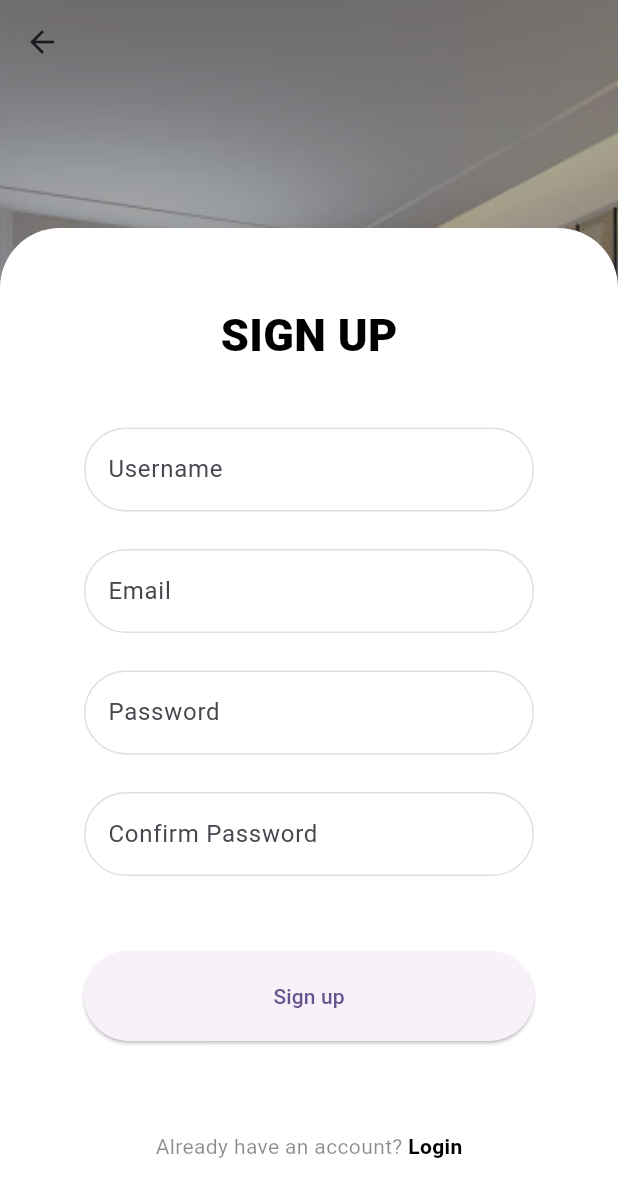
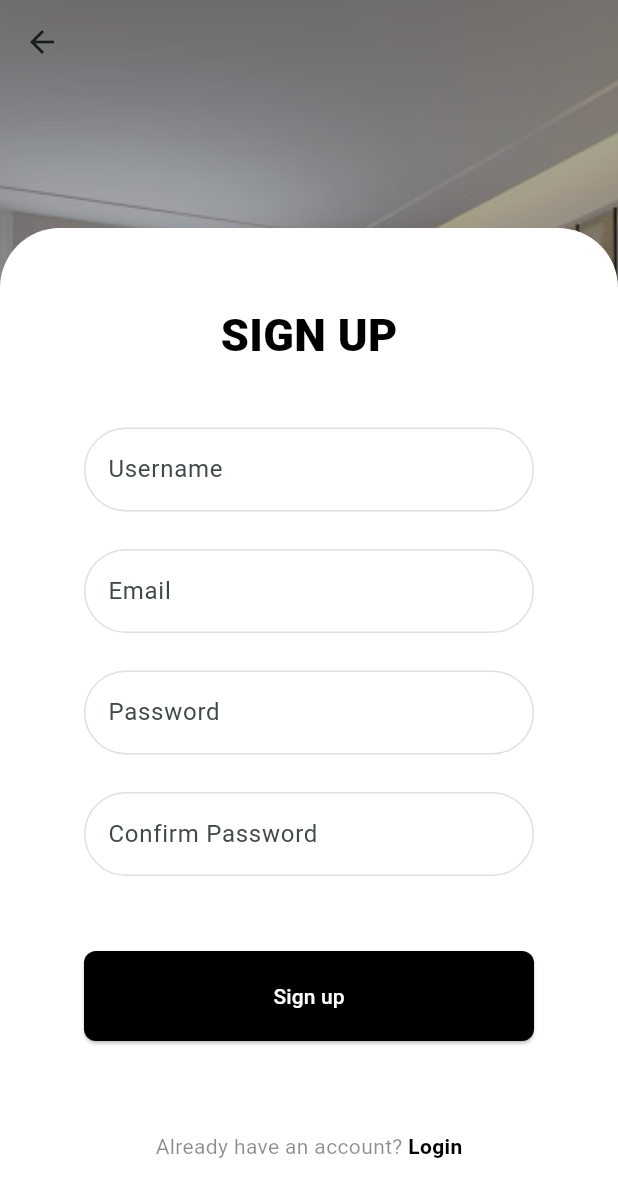
Before and after one commit to Arthritisboy/3Y1Cryptotel, a Flutter app: the screen it shows after launch, after a tap on "Sign up", on a phone screen of 412 x 824 dp. Shown: the top 1197 px of the screen. Run offline on Flutter 3.47's test engine with Material 3 defaults, Android fonts, the phone set to English and light mode, and no system bars.

```diff
--- a/mobile/lib/main.dart
+++ b/mobile/lib/main.dart
@@ -6,6 +6,9 @@ import 'package:hotel_flutter/router/app_router.dart';
 void main() {
   runApp(MyApp());
 }
+
+// var kColorScheme =
+//     ColorScheme.fromSeed(seedColor: const Color.fromARGB(255, 248, 248, 248));
 
 class MyApp extends StatelessWidget {
   final AppRouter _appRouter = AppRouter();
@@ -19,8 +22,18 @@ class MyApp extends StatelessWidget {
       title: 'Cryptotel',
       onGenerateRoute: _appRouter.onGenerateRoute,
       theme: ThemeData(
-        colorScheme: ColorScheme.fromSeed(seedColor: Colors.deepPurple),
+        colorScheme: ColorScheme.fromSeed(
+            seedColor: const Color.fromARGB(255, 255, 255, 255)),
         useMaterial3: true,
+        elevatedButtonTheme: ElevatedButtonThemeData(
+          style: ElevatedButton.styleFrom(
+            backgroundColor: Colors.black,
+            foregroundColor: Colors.white,
+            shape: RoundedRectangleBorder(
+              borderRadius: BorderRadius.circular(8.0),
+            ),
+          ),
+        ),
       ),
       home: const SplashScreen(),
     );
```
Also changed, not shown: mobile/lib/presentation/screens/home_screen.dart (+17 -0 lines).
